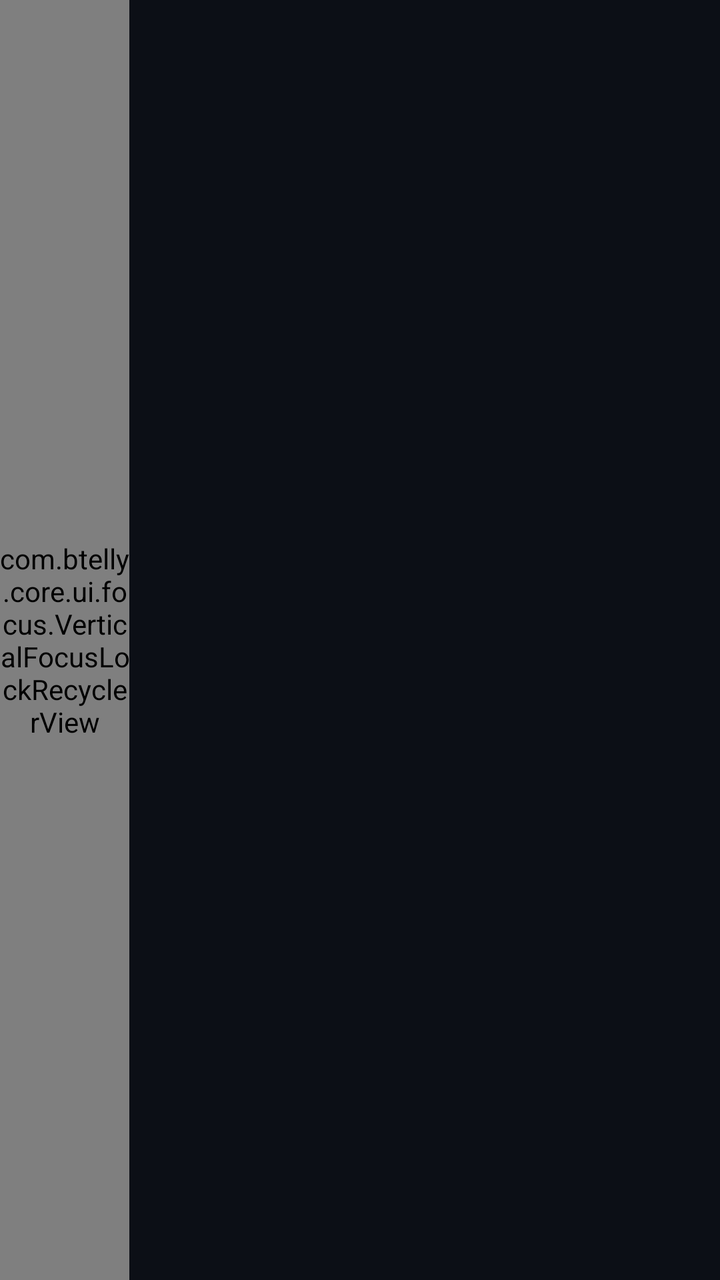
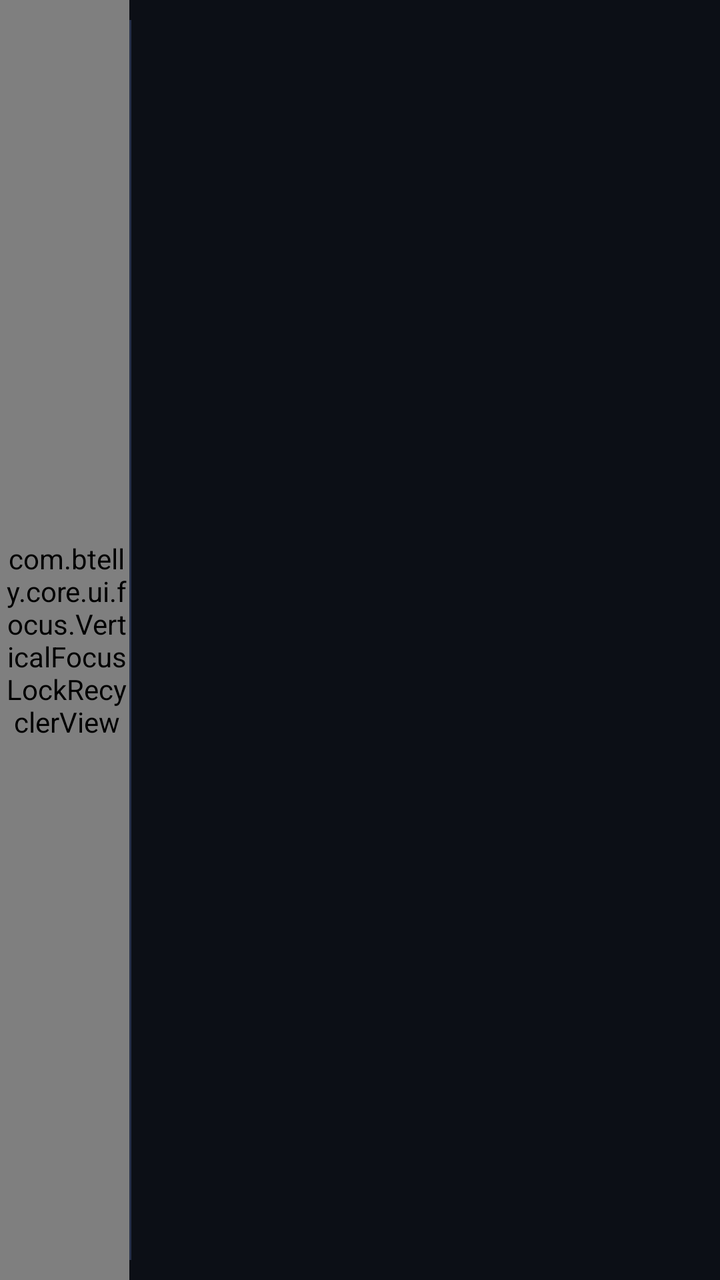

Screens rendered from an Android XML layout before and after an edit, with the pre-edit source and the edit as a unified diff.
<!-- AndroidManifest.xml: application theme Theme.BTelly -->
<!-- res/layout/fragment_dynamic.xml -->
<?xml version="1.0" encoding="utf-8"?>
<androidx.constraintlayout.widget.ConstraintLayout xmlns:android="http://schemas.android.com/apk/res/android" xmlns:app="http://schemas.android.com/apk/res-auto"
    android:layout_width="match_parent"
    android:layout_height="match_parent">
    <com.btelly.core.ui.focus.VerticalFocusLockRecyclerView
        android:id="@+id/recyclerViewLeft"
        android:background="?attr/subBackgroundColor"
        android:layout_width="0dp"
        android:layout_height="match_parent"
        app:layout_constraintStart_toStartOf="parent"
        app:layout_constraintEnd_toStartOf="@+id/recyclerViewRight"
        app:layout_constraintWidth_percent="0.18"/>
    <androidx.recyclerview.widget.RecyclerView
        android:id="@+id/recyclerViewRight"
        android:paddingLeft="@dimen/px20"
        android:paddingTop="@dimen/px20"
        android:paddingRight="@dimen/px20"
        android:paddingBottom="@dimen/px50"
        android:clipToPadding="false"
        android:descendantFocusability="afterDescendants"
        android:layout_width="0dp"
        android:layout_height="match_parent"
        android:paddingStart="@dimen/px20"
        android:paddingEnd="@dimen/px20"
        app:layout_constraintStart_toEndOf="@+id/recyclerViewLeft"
        app:layout_constraintEnd_toEndOf="parent"
        app:layout_constraintWidth_percent="0.82"/>
</androidx.constraintlayout.widget.ConstraintLayout>
<!-- resources referenced by this layout -->
<resources>
  <dimen name="px20">20px</dimen>
  <dimen name="px50">50px</dimen>
  <style name="Theme.BTelly" parent="@style/Theme.BTellyBase">
      </style>
  <style name="Theme.BTellyBase" parent="@style/Theme.AppCompat.NoActionBar">
          
          <item name="android:textColorPrimary">?attr/tvTextPrimary</item>
          <item name="android:textColorSecondary">?attr/tvTextSecondary</item>
          <item name="android:windowBackground">?attr/tvSurface</item>
          <item name="android:windowSplashScreenBackground" tools:targetApi="31">?attr/tvSurface</item>
          <item name="android:windowSplashScreenAnimatedIcon" tools:targetApi="31">@null</item>
          <item name="android:windowAnimationStyle">@style/WindowAnimationTransition</item>
          <item name="android:statusBarColor">@android:color/transparent</item>
          <item name="android:navigationBarColor">@android:color/transparent</item>
          
          <item name="tvSurface">@color/tv_surface</item>
          <item name="tvSurfaceRaised">@color/tv_surface_raised</item>
          <item name="tvSurfaceOverlay">@color/tv_surface_overlay</item>
          <item name="tvDivider">@color/tv_divider</item>
          <item name="tvAccent">@color/tv_accent</item>
          <item name="tvAccentDim">@color/tv_accent_dim</item>
          <item name="tvAccentOn">@color/tv_accent_on</item>
          <item name="tvTextPrimary">@color/tv_text_primary</item>
          <item name="tvTextSecondary">@color/tv_text_secondary</item>
          <item name="tvTextTertiary">@color/tv_text_tertiary</item>
          <item name="tvScrim">@color/tv_scrim</item>
          
          <item name="backgroundColor">?attr/tvSurface</item>
          <item name="subBackgroundColor">?attr/tvSurfaceRaised</item>
          <item name="thirdBackgroundColor">?attr/tvSurfaceOverlay</item>
          <item name="fourthBackgroundColor">?attr/tvDivider</item>
          <item name="dividerColor">?attr/tvDivider</item>
          <item name="buttonBackgroundColor">?attr/tvSurfaceOverlay</item>
          <item name="tabBarSelected">?attr/tvTextPrimary</item>
          <item name="tabBarNormal">?attr/tvTextTertiary</item>
          <item name="tabBarHighlight">?attr/tvSurfaceOverlay</item>
          <item name="colorPrimary">?attr/tvAccent</item>
          <item name="colorAccent">?attr/tvAccent</item>
          <item name="colorControlHighlight">?attr/tvAccentDim</item>
          <item name="colorOnPrimary">?attr/tvAccentOn</item>
          <item name="colorOnSecondary">?attr/tvAccentOn</item>
          <item name="colorPrimaryVariant">?attr/tvSurfaceRaised</item>
          <item name="colorSecondary">?attr/tvAccent</item>
          <item name="colorSecondaryVariant">?attr/tvAccentDim</item>
      </style>
  <style name="WindowAnimationTransition" parent="">
          <item name="android:windowEnterAnimation">@android:anim/fade_in</item>
          <item name="android:windowExitAnimation">@android:anim/fade_out</item>
      </style>
  <color name="tv_surface">#0C0F16</color>
  <color name="tv_surface_raised">#141A29</color>
  <color name="tv_surface_overlay">#1C2438</color>
  <color name="tv_divider">#26304A</color>
  <color name="tv_accent">#00C2A8</color>
  <color name="tv_accent_dim">#123B34</color>
  <color name="tv_accent_on">#00312A</color>
  <color name="tv_text_primary">#F2F5FA</color>
  <color name="tv_text_secondary">#9AA5B8</color>
  <color name="tv_text_tertiary">#67718A</color>
  <color name="tv_scrim">#99000000</color>
</resources>

<!-- the commit's change to res/layout/fragment_dynamic.xml (unified diff, before → after) -->
@@ -4,12 +4,27 @@
     android:layout_height="match_parent">
     <com.btelly.core.ui.focus.VerticalFocusLockRecyclerView
         android:id="@+id/recyclerViewLeft"
-        android:background="?attr/subBackgroundColor"
+        android:clipToPadding="false"
+        android:paddingStart="@dimen/px8"
+        android:paddingTop="@dimen/px12"
+        android:paddingEnd="@dimen/px2"
+        android:paddingBottom="@dimen/px12"
         android:layout_width="0dp"
         android:layout_height="match_parent"
         app:layout_constraintStart_toStartOf="parent"
-        app:layout_constraintEnd_toStartOf="@+id/recyclerViewRight"
+        app:layout_constraintEnd_toStartOf="@+id/divider_dynamic"
         app:layout_constraintWidth_percent="0.18"/>
+
+    
+    <View
+        android:id="@+id/divider_dynamic"
+        android:layout_width="1dp"
+        android:layout_height="match_parent"
+        android:layout_marginTop="@dimen/px30"
+        android:layout_marginBottom="@dimen/px30"
+        android:background="?attr/tvDivider"
+        app:layout_constraintStart_toEndOf="@+id/recyclerViewLeft"
+        app:layout_constraintTop_toTopOf="parent"/>
     <androidx.recyclerview.widget.RecyclerView
         android:id="@+id/recyclerViewRight"
         android:paddingLeft="@dimen/px20"
@@ -22,7 +37,7 @@
         android:layout_height="match_parent"
         android:paddingStart="@dimen/px20"
         android:paddingEnd="@dimen/px20"
-        app:layout_constraintStart_toEndOf="@+id/recyclerViewLeft"
+        app:layout_constraintStart_toEndOf="@+id/divider_dynamic"
         app:layout_constraintEnd_toEndOf="parent"
-        app:layout_constraintWidth_percent="0.82"/>
+        app:layout_constraintWidth_percent="0.81"/>
 </androidx.constraintlayout.widget.ConstraintLayout>
<!-- resource entries referenced after the edit -->
@@ -1,7 +1,11 @@
 <!-- resources referenced by this layout -->
 <resources>
+  <dimen name="px12">12px</dimen>
+  <dimen name="px2">2px</dimen>
   <dimen name="px20">20px</dimen>
+  <dimen name="px30">30px</dimen>
   <dimen name="px50">50px</dimen>
+  <dimen name="px8">8px</dimen>
   <style name="Theme.BTelly" parent="@style/Theme.BTellyBase">
       </style>
   <style name="Theme.BTellyBase" parent="@style/Theme.AppCompat.NoActionBar">
